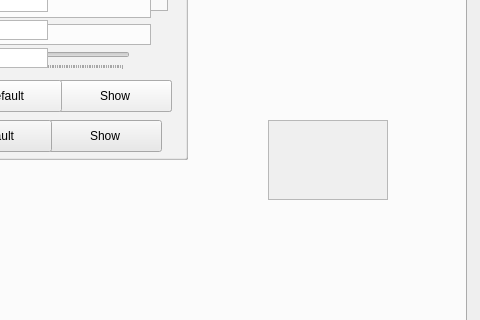
Before: the Qt Designer form src/Qt/mainwindow.ui in UMLComputerGraphics/GraphicsProject, drawn with Qt 5; both pictures show x 147 to 627 and y 226 to 546 of the 627 by 683 pixel window.
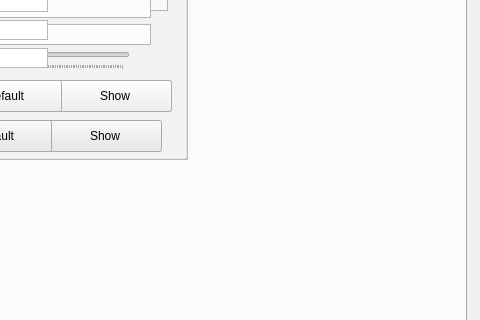
After: the same form once the commit is applied. The open tabs and pages were chosen to show the change.

The edit to the form file:
```diff
--- a/src/Qt/mainwindow.ui
+++ b/src/Qt/mainwindow.ui
@@ -1349,29 +1349,6 @@
        </layout>
       </widget>
      </widget>
-     <widget class="QScrollArea" name="scrollArea">
-      <property name="geometry">
-       <rect>
-        <x>400</x>
-        <y>310</y>
-        <width>120</width>
-        <height>80</height>
-       </rect>
-      </property>
-      <property name="widgetResizable">
-       <bool>true</bool>
-      </property>
-      <widget class="QWidget" name="scrollAreaWidgetContents">
-       <property name="geometry">
-        <rect>
-         <x>0</x>
-         <y>0</y>
-         <width>118</width>
-         <height>78</height>
-        </rect>
-       </property>
-      </widget>
-     </widget>
     </widget>
     <widget class="QWidget" name="morphingTab">
      <attribute name="title">
```
